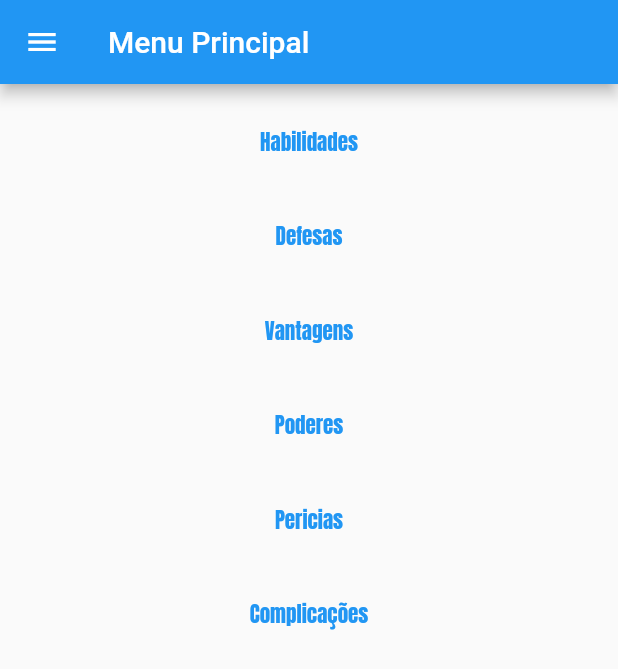
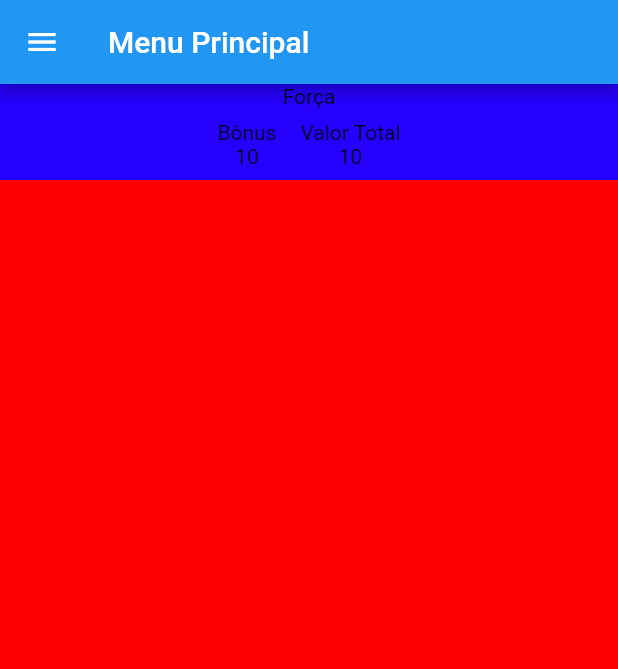
Before and after one commit to B0yEditi0n/FabricaDoMultiverso, a Flutter app: the screen it shows after launch, after a tap on "Efetuar login", after a tap on "Habilidades", on a phone screen of 412 x 824 dp. Shown: the top 669 px of the screen. Run offline on Flutter 3.47's test engine with Material 2 defaults, Android fonts, the phone set to English and light mode, and no system bars; our stand-ins replace firebase_core; accounts and stored records are empty.

Commit message:
Habilidades

```diff
--- a/lib/backend/homeScript.dart
+++ b/lib/backend/homeScript.dart
@@ -1,40 +1 @@
 import 'package:flutter/material.dart';
-
-class homeScript {
-
-  inicializacao(context){
-    // return (Navigator.pushReplacementNamed(context, '/loginTela'));
-  }
-  wdgButtonStyle(){
-
-
-
-  }
-  wdgButton(String txtTitle){
-    return(
-      Container(
-        child:
-        Padding(
-          padding: const EdgeInsets.fromLTRB(0,15,0,0),
-          child: SizedBox(
-            child:
-              TextButton(
-                style: const ButtonStyle(),
-                child:
-                Text(
-                  style: const TextStyle(
-                    fontFamily: 'Anton',
-                    ),//wdgButtonStyle(),
-                  txtTitle
-                  ),
-                onPressed: (){
-
-                },
-                ),
-
-          ),
-        ),
-      )
-    );
-  }
-}
--- /dev/null
+++ b/lib/habilidades.dart
@@ -0,0 +1,99 @@
+import 'package:flutter/material.dart';
+
+class habilidadesTela extends StatefulWidget {
+  // const habilidadesTela({super.key});
+  @override
+  State<habilidadesTela> createState() => _habilidadesTelaState();
+}
+
+class _habilidadesTelaState extends State<habilidadesTela> {
+
+  @override
+  Widget build(BuildContext context) {
+    return Scaffold(
+      backgroundColor: const Color.fromARGB(30, 30, 30, 92),
+      appBar: AppBar(
+        title: const Text('Menu Principal'),
+        ),
+      drawer: Container(
+        color: const Color.fromARGB(255, 13, 14, 92),
+        child:
+
+          const Text(
+            'Titulo',
+            selectionColor: Colors.white,
+
+            )
+        ),
+      body: Container(
+        width: double.infinity,
+
+        alignment: Alignment.center,
+
+        color: Color.fromARGB(255, 255, 0, 0),
+
+        child: Align(
+
+          alignment: Alignment(0.2, 0.6),
+
+          child: Column(
+
+            children: <Widget> [
+
+              Container(
+                color: Color.fromARGB(255, 38, 0, 255),
+                alignment: Alignment.center,
+                child: Column(children: [
+                  //Row(
+                    //children: const <Widget>  [
+                      Text('Força',
+                      textAlign: TextAlign.center,
+                      ),
+                    //],
+                  //),
+                  //Row(
+                    //children: const <Widget>[
+                      Center(
+
+                        child: Row(
+                          // crossAxisAlignment: CrossAxisAlignment.center,
+                          mainAxisAlignment: MainAxisAlignment.center,
+                          children: [
+
+                            Padding(
+                              padding: EdgeInsets.all(8.0),
+                              child: Container(
+                                child: Column(
+                                  children: const [
+                                    Text('Bônus'),
+                                    Text('10')
+                                  ]
+                                ),
+                              ),
+                            ),
+
+                            Padding(
+                              padding: EdgeInsets.all(8.0),
+                              child: Column(
+                                children: const [
+                                  Text('Valor Total'),
+                                  Text('10')
+                                ],
+                              ),
+                            )
+                        ]),
+                      ),
+
+
+                    //]
+                  //),
+                ],)
+
+              )
+            ],
+          ),
+        )
+      ),
+    );
+  }
+}
--- a/lib/home.dart
+++ b/lib/home.dart
@@ -1,5 +1,3 @@
-import 'dart:io';
-
 import 'package:flutter/material.dart';
 
 import './backend/homeScript.dart';
@@ -10,27 +8,37 @@ class homePage extends StatefulWidget {
 }
 
 class homeTela extends State<homePage>{
-  var clhome = homeScript();
-
+  var clhome = homeBuild();
   @override
   Widget build(BuildContext context){
+    clhome.inicializacao(context);
     //Inicialização da Calsse
 
     //clhome.inicializacao(context);
     return Scaffold(
+      backgroundColor: const Color.fromARGB(30, 30, 30, 92),
       appBar: AppBar(
-        title: Text('Menu Principal'),
-                    ),
-      drawer: Container(color: Colors.red, ),
+        title: const Text('Menu Principal'),
+        ),
+      drawer: Container(
+        color: const Color.fromARGB(255, 13, 14, 92),
+        child:
+
+          const Text(
+            'Titulo',
+            selectionColor: Colors.white,
+
+            )
+        ),
       body: Center(
         child: Column(
           children: <Widget> [
-            clhome.wdgButton('Habilidades'),
-            clhome.wdgButton('Defesas'),
-            clhome.wdgButton('Vantagens'),
-            clhome.wdgButton('Poderes'),
-            clhome.wdgButton('Pericias'),
-            clhome.wdgButton('Complicações'),
+            clhome.wdgButton('Habilidades', '/habilidadesTela'),
+            clhome.wdgButton('Defesas', '/loginTela'),
+            clhome.wdgButton('Vantagens', ''),
+            clhome.wdgButton('Poderes', ''),
+            clhome.wdgButton('Pericias', ''),
+            clhome.wdgButton('Complicações', ''),
           ],
         )
       ),
@@ -39,3 +47,51 @@ class homeTela extends State<homePage>{
 
 
 }
+
+
+// Aproveitamento de Código
+
+class homeBuild {
+
+  var contexto;
+
+  inicializacao(context){
+    // return (Navigator.pushReplacementNamed(context, '/loginTela'));
+    contexto = context;
+  }
+
+  wdgButton(String txtTitle, String rotaTela){
+    return(
+      Container(
+        child:
+        Padding(
+          padding: const EdgeInsets.fromLTRB(0,15,0,0),
+          child: SizedBox(
+            width: 6000,
+            height: 30,
+
+            //style: BoxDecoration(color:
+            child:
+              TextButton(
+                style: const ButtonStyle(
+
+                ),
+                child:
+                Text(
+                  style: const TextStyle(
+                    fontFamily: 'Anton',
+                    color: Colors.white,
+                  ),//wdgButtonStyle(),
+                  txtTitle
+                  ),
+                onPressed: (){
+                  Navigator.popAndPushNamed(contexto, rotaTela);
+
+                },
+              ),
+          ),
+        ),
+      )
+    );
+  }
+}
--- a/lib/main.dart
+++ b/lib/main.dart
@@ -3,10 +3,10 @@ import 'package:flutter/material.dart';
 import 'package:firebase_core/firebase_core.dart';
 import 'firebase_options.dart';
 
-
 //Tela de Login
 import './login.dart';
 import './home.dart';
+import './habilidades.dart';
 
 
 
@@ -21,19 +21,16 @@ Future<void> main() async {
   runApp(MaterialApp(
     title: "",
     debugShowCheckedModeBanner: true,
+    // theme: new ThemeData(
+    //   scaffoldBackgroundColor: const Color.fromRGBO(30, 30, 30, 1)),
 
     initialRoute: '/loginTela',
     routes: {
       '/loginTela' : (context) => loginPage(),
       /*'/cadastroTela': (context) => const TelaCadastro(),*/
       '/telaInicio': (context) => homePage(),
-      /*'/listadeusuarios': (context) => const ListaUsuarios(),
-      '/detalhesContaUsuario': (context) => const detalhesContaUsuario(),
-      '/configurausu': (context) => const configuraUsuario(),
-      '/bloqueioAparelho': (context) => const BloqueioAparelho(),
-      '/sobreNos': (context) => const SobreNos(),
-      '/configuraTela': (context) => const ConfigTela(),
-      '/contribua': (context) => const Contribua(),*/
+      '/habilidadesTela': (context) => habilidadesTela(),
+
     },
   ));
 }
--- /dev/null
+++ b/lib/widgetConstutor.dart
@@ -0,0 +1,24 @@
+import 'package:flutter/material.dart';
+
+class widgetConstrutor{
+  menuBarra(){
+    //   return (
+    //     Container(
+    //       child: AppBar(
+    //         title: const Text('Menu Principal'),
+    //       ),
+    //   ),
+    // );
+
+  }
+
+  barraLatera(){
+    // return(
+    //   Container(
+    //     child: drawer: Container(color: Colors.red, ),
+    //   ),
+    // );
+
+  }
+
+}
```
Also changed, not shown: lib/backend/habilidadesScript.dart (added).
